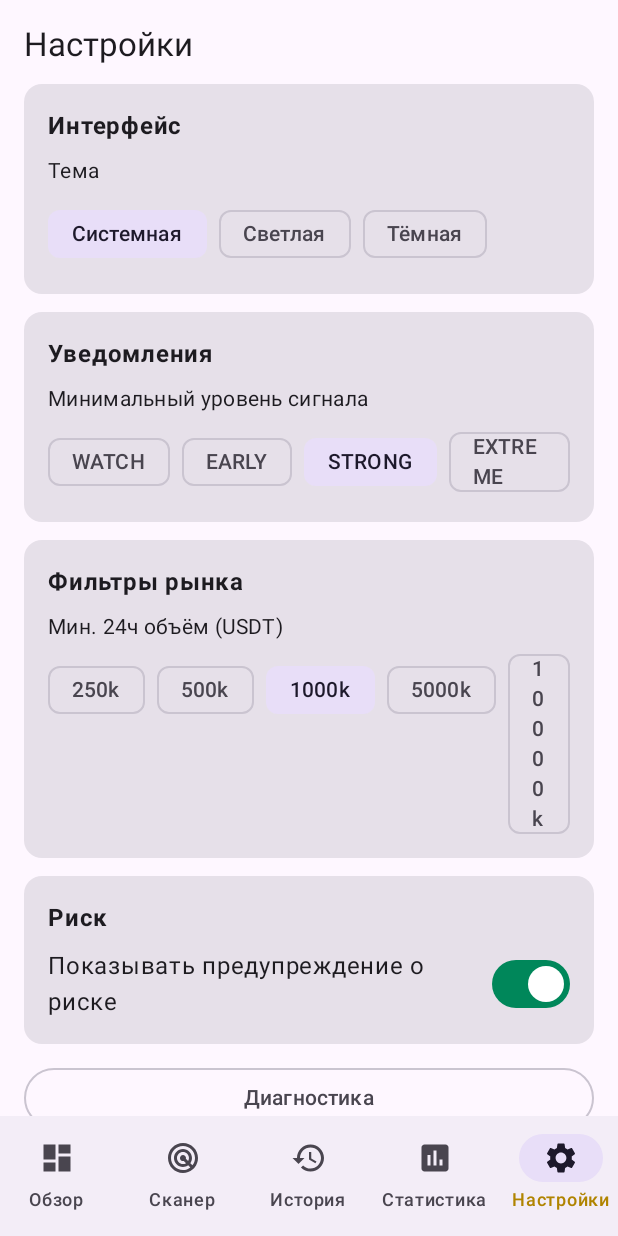
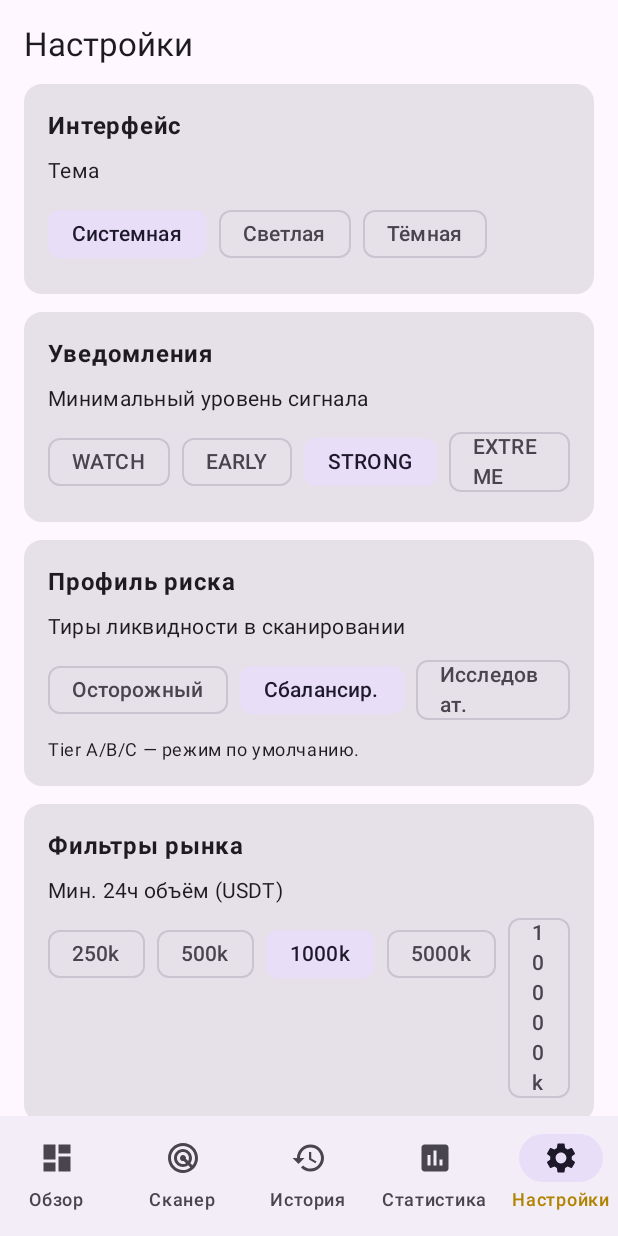
Before and after one commit to aidarmk-tech/ai, an Android app built with Jetpack Compose: the SettingsScreen screen opened through its navigation route, on a phone screen of 412 x 824 dp. Run offline under Robolectric (Android 15) with nearby library versions, the phone set to English and light mode, and no system bars; our stand-ins replace Dagger/Hilt's generated code, Room's generated code.

Commit message:
PumpRadar v2 (Тир 3): liquidity tiers + профиль риска
Раздел 0A.9 ТЗ v2. Пампы живут на низколиквидных монетах — теперь это учтено.
- LiquidityTier A/B/C/D по 24ч объёму; тир показывается на сканере и карточке.
- Профиль мониторинга (Осторожный A/B · Сбалансированный A/B/C ·
  Исследовательский +D) в настройках фильтрует кандидатов по тирам.
- Tier D: риск манипуляции добавляется в Entry Risk + предупреждение
  «ВЫСОКИЙ РИСК МАНИПУЛЯЦИИ»; системные STRONG-уведомления Tier D выключены
  вне режима «Исследовательский».
- Тест границ тиров.

Co-Authored-By: Claude Opus 4.8 <noreply@anthropic.com>
Claude-Session: https://claude.ai/code/session_01Sa3cUheoWLAqL8jjfQPjB1

```diff
--- a/pumpradar/app/src/main/java/com/aidar/pumpradar/data/preferences/SettingsRepository.kt
+++ b/pumpradar/app/src/main/java/com/aidar/pumpradar/data/preferences/SettingsRepository.kt
@@ -19,10 +19,14 @@ val Context.dataStore: DataStore<Preferences> by preferencesDataStore(name = "pu
 enum class MonitoringMode { APP_OPEN, BACKGROUND }
 enum class ThemeMode { SYSTEM, LIGHT, DARK }
 
+/** Профиль риска по тирам ликвидности (ТЗ v2, раздел 0A.9). */
+enum class MonitoringProfile { CAUTIOUS, BALANCED, EXPLORE }
+
 data class AppSettings(
     val onboardingComplete: Boolean = false,
     val theme: ThemeMode = ThemeMode.SYSTEM,
     val monitoringMode: MonitoringMode = MonitoringMode.APP_OPEN,
+    val monitoringProfile: MonitoringProfile = MonitoringProfile.BALANCED,
     val minimum24hQuoteVolume: Double = 1_000_000.0,
     val minimumNotificationLevel: String = "STRONG",
     val slippageTestAmountUsdt: Double = 10.0,
@@ -39,6 +43,7 @@ class SettingsRepository @Inject constructor(
         val onboarding = booleanPreferencesKey("onboardingComplete")
         val theme = stringPreferencesKey("theme")
         val mode = stringPreferencesKey("monitoringMode")
+        val profile = stringPreferencesKey("monitoringProfile")
         val minVol = doublePreferencesKey("minimum24hQuoteVolume")
         val minNotif = stringPreferencesKey("minimumNotificationLevel")
         val slipAmt = doublePreferencesKey("slippageTestAmountUsdt")
@@ -52,6 +57,7 @@ class SettingsRepository @Inject constructor(
             onboardingComplete = p[Keys.onboarding] ?: false,
             theme = runCatching { ThemeMode.valueOf(p[Keys.theme] ?: "SYSTEM") }.getOrDefault(ThemeMode.SYSTEM),
             monitoringMode = runCatching { MonitoringMode.valueOf(p[Keys.mode] ?: "APP_OPEN") }.getOrDefault(MonitoringMode.APP_OPEN),
+            monitoringProfile = runCatching { MonitoringProfile.valueOf(p[Keys.profile] ?: "BALANCED") }.getOrDefault(MonitoringProfile.BALANCED),
             minimum24hQuoteVolume = p[Keys.minVol] ?: 1_000_000.0,
             minimumNotificationLevel = p[Keys.minNotif] ?: "STRONG",
             slippageTestAmountUsdt = p[Keys.slipAmt] ?: 10.0,
@@ -64,6 +70,7 @@ class SettingsRepository @Inject constructor(
     suspend fun setOnboardingComplete(value: Boolean) = store.edit { it[Keys.onboarding] = value }
     suspend fun setTheme(value: ThemeMode) = store.edit { it[Keys.theme] = value.name }
     suspend fun setMonitoringMode(value: MonitoringMode) = store.edit { it[Keys.mode] = value.name }
+    suspend fun setMonitoringProfile(value: MonitoringProfile) = store.edit { it[Keys.profile] = value.name }
     suspend fun setMinimum24hQuoteVolume(value: Double) = store.edit { it[Keys.minVol] = value }
     suspend fun setMinimumNotificationLevel(value: String) = store.edit { it[Keys.minNotif] = value }
     suspend fun setShowRiskDisclaimer(value: Boolean) = store.edit { it[Keys.disclaimer] = value }
--- a/pumpradar/app/src/main/java/com/aidar/pumpradar/domain/model/Market.kt
+++ b/pumpradar/app/src/main/java/com/aidar/pumpradar/domain/model/Market.kt
@@ -88,6 +88,7 @@ data class LiveSignal(
     val entryRiskScore: Int = 0,  // 0A.10
     val confidenceScore: Int = 0, // 0A.11
     val opportunityLabel: String = "WATCH", // 0A.12
+    val liquidityTier: String = "C",        // 0A.9
     val level: String,
     val stage: String,
     val return60s: Double?,
--- a/pumpradar/app/src/main/java/com/aidar/pumpradar/feature/coin/CoinDetailScreen.kt
+++ b/pumpradar/app/src/main/java/com/aidar/pumpradar/feature/coin/CoinDetailScreen.kt
@@ -75,6 +75,7 @@ fun CoinDetailScreen(
                     Line("Импульс", "${s.score}/100")
                     Line("Риск входа", "${s.entryRiskScore}/100")
                     Line("Достоверность", "${s.confidenceScore}/100")
+                    Line("Ликвидность", "Tier ${s.liquidityTier}")
                     Line("Цена", "%.6g".format(s.price))
                     Line("Рост 1 мин", s.return60s?.let { "%+.2f%%".format(it) } ?: "—")
                     Line("Агрессивные покупки", s.takerBuyRatio30s?.let { "%.0f%%".format(it * 100) } ?: "—")
@@ -84,6 +85,11 @@ fun CoinDetailScreen(
                     Line("OBI top-10", s.obi10?.let { "%+.2f".format(it) } ?: "—")
                     Line("Проскальзывание 10 USDT", s.slippagePercent?.let { "%.2f%%".format(it) } ?: "—")
                 }
+            }
+            if (s.liquidityTier == "D") {
+                Text("⚠ Tier D — низкая ликвидность, ВЫСОКИЙ РИСК МАНИПУЛЯЦИИ. " +
+                    "Такую монету легко накачать одним кошельком.",
+                    style = MaterialTheme.typography.bodySmall, fontWeight = FontWeight.Bold)
             }
             if (s.reasons.isNotEmpty()) InfoCard("Причины", s.reasons)
             if (s.risks.isNotEmpty()) InfoCard("Риски", s.risks)
--- a/pumpradar/app/src/main/java/com/aidar/pumpradar/feature/scanner/ScannerScreen.kt
+++ b/pumpradar/app/src/main/java/com/aidar/pumpradar/feature/scanner/ScannerScreen.kt
@@ -85,8 +85,8 @@ private fun SignalCard(s: LiveSignal, onClick: () -> Unit) {
                     style = MaterialTheme.typography.labelSmall, fontWeight = FontWeight.Bold)
             }
             Text(
-                "Импульс %d · Риск %d · Достоверн. %d".format(
-                    s.score, s.entryRiskScore, s.confidenceScore
+                "Импульс %d · Риск %d · Достоверн. %d · Tier %s".format(
+                    s.score, s.entryRiskScore, s.confidenceScore, s.liquidityTier
                 ),
                 style = MaterialTheme.typography.bodySmall, fontWeight = FontWeight.Bold
             )
--- a/pumpradar/app/src/main/java/com/aidar/pumpradar/feature/settings/SettingsScreen.kt
+++ b/pumpradar/app/src/main/java/com/aidar/pumpradar/feature/settings/SettingsScreen.kt
@@ -26,6 +26,7 @@ import androidx.lifecycle.ViewModel
 import androidx.lifecycle.compose.collectAsStateWithLifecycle
 import androidx.lifecycle.viewModelScope
 import com.aidar.pumpradar.data.preferences.AppSettings
+import com.aidar.pumpradar.data.preferences.MonitoringProfile
 import com.aidar.pumpradar.data.preferences.SettingsRepository
 import com.aidar.pumpradar.data.preferences.ThemeMode
 import dagger.hilt.android.lifecycle.HiltViewModel
@@ -45,6 +46,7 @@ class SettingsViewModel @Inject constructor(
     fun setTheme(t: ThemeMode) = viewModelScope.launch { repo.setTheme(t) }
     fun setMinLevel(level: String) = viewModelScope.launch { repo.setMinimumNotificationLevel(level) }
     fun setMinVolume(v: Double) = viewModelScope.launch { repo.setMinimum24hQuoteVolume(v) }
+    fun setProfile(p: MonitoringProfile) = viewModelScope.launch { repo.setMonitoringProfile(p) }
     fun setDisclaimer(v: Boolean) = viewModelScope.launch { repo.setShowRiskDisclaimer(v) }
 }
 
@@ -89,6 +91,28 @@ fun SettingsScreen(
             }
         }
 
+        Group("Профиль риска") {
+            Text("Тиры ликвидности в сканировании", style = MaterialTheme.typography.bodyMedium)
+            Row(horizontalArrangement = Arrangement.spacedBy(8.dp)) {
+                MonitoringProfile.entries.forEach { p ->
+                    FilterChip(
+                        selected = s.monitoringProfile == p,
+                        onClick = { vm.setProfile(p) },
+                        label = { Text(when (p) {
+                            MonitoringProfile.CAUTIOUS -> "Осторожный"
+                            MonitoringProfile.BALANCED -> "Сбалансир."
+                            MonitoringProfile.EXPLORE -> "Исследоват."
+                        }) }
+                    )
+                }
+            }
+            Text(when (s.monitoringProfile) {
+                MonitoringProfile.CAUTIOUS -> "Только Tier A/B (крупная ликвидность), меньше шума."
+                MonitoringProfile.BALANCED -> "Tier A/B/C — режим по умолчанию."
+                MonitoringProfile.EXPLORE -> "Все тиры вкл. D — высокий риск манипуляции, STRONG-уведомления Tier D включены."
+            }, style = MaterialTheme.typography.bodySmall)
+        }
+
         Group("Фильтры рынка") {
             Text("Мин. 24ч объём (USDT)", style = MaterialTheme.typography.bodyMedium)
             Row(horizontalArrangement = Arrangement.spacedBy(8.dp)) {
```
Also changed, not shown: pumpradar/app/src/main/java/com/aidar/pumpradar/domain/analyzer/PumpScoreCalculator.kt (+12 -2 lines), pumpradar/app/src/main/java/com/aidar/pumpradar/domain/model/Signal.kt (+14 -0 lines), pumpradar/app/src/main/java/com/aidar/pumpradar/service/MonitoringEngine.kt (+19 -3 lines), 1 other file.
